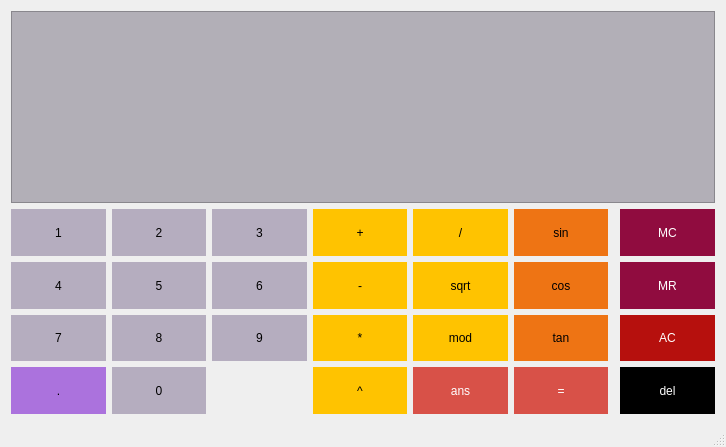
Above: kalkulator.ui from mufraswid/VCalculator before the change. Below: the same form after it.
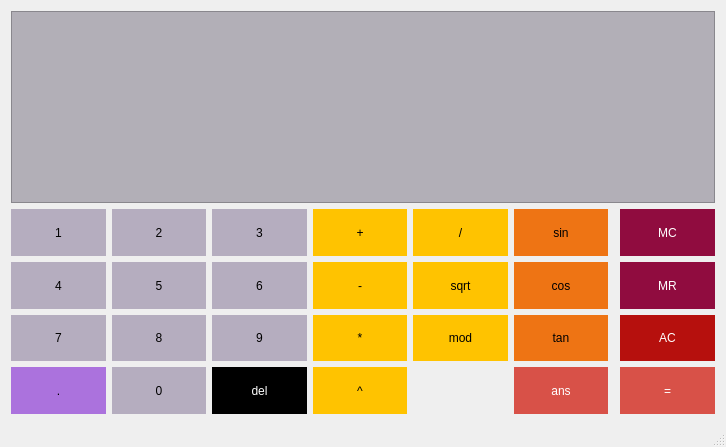
That is the form after the change.

```diff
--- a/kalkulator.ui
+++ b/kalkulator.ui
@@ -578,34 +578,6 @@
       </property>
      </widget>
     </item>
-    <item row="8" column="7">
-     <widget class="QPushButton" name="delbutton">
-      <property name="sizePolicy">
-       <sizepolicy hsizetype="Expanding" vsizetype="Expanding">
-        <horstretch>0</horstretch>
-        <verstretch>0</verstretch>
-       </sizepolicy>
-      </property>
-      <property name="styleSheet">
-       <string notr="true">QPushButton{
-	background-color:  #000000 ;
-	border: 1px #7d7884;
-	padding: 5px;
-	color: white; 
-}
-
-QPushButton:pressed{
-	background-color:   #ffffff ;
-	border: 1px #7d7884;
-	padding: 5px;
-	color: black;
-}</string>
-      </property>
-      <property name="text">
-       <string>del</string>
-      </property>
-     </widget>
-    </item>
     <item row="6" column="7">
      <widget class="QPushButton" name="acbutton">
       <property name="sizePolicy">
@@ -688,8 +660,8 @@
       </property>
      </widget>
     </item>
-    <item row="8" column="4">
-     <widget class="QPushButton" name="ansbutton">
+    <item row="8" column="2">
+     <widget class="QPushButton" name="delbutton">
       <property name="sizePolicy">
        <sizepolicy hsizetype="Expanding" vsizetype="Expanding">
         <horstretch>0</horstretch>
@@ -698,21 +670,21 @@
       </property>
       <property name="styleSheet">
        <string notr="true">QPushButton{
-	background-color:  #d85148  ;
+	background-color:  #000000 ;
 	border: 1px #7d7884;
 	padding: 5px;
-	color: white;
+	color: white; 
 }
 
 QPushButton:pressed{
-	background-color: #FF5733 ;
+	background-color:   #ffffff ;
 	border: 1px #7d7884;
 	padding: 5px;
-	color: yellow;
+	color: black;
 }</string>
       </property>
       <property name="text">
-       <string>ans</string>
+       <string>del</string>
       </property>
      </widget>
     </item>
@@ -743,7 +715,7 @@
       </property>
      </widget>
     </item>
-    <item row="8" column="5">
+    <item row="8" column="7">
      <widget class="QPushButton" name="eqbutton">
       <property name="sizePolicy">
        <sizepolicy hsizetype="Expanding" vsizetype="Expanding">
@@ -771,6 +743,34 @@
       </property>
      </widget>
     </item>
+    <item row="8" column="5">
+     <widget class="QPushButton" name="ansbutton">
+      <property name="sizePolicy">
+       <sizepolicy hsizetype="Expanding" vsizetype="Expanding">
+        <horstretch>0</horstretch>
+        <verstretch>0</verstretch>
+       </sizepolicy>
+      </property>
+      <property name="styleSheet">
+       <string notr="true">QPushButton{
+	background-color:  #d85148  ;
+	border: 1px #7d7884;
+	padding: 5px;
+	color: white;
+}
+
+QPushButton:pressed{
+	background-color: #FF5733 ;
+	border: 1px #7d7884;
+	padding: 5px;
+	color: yellow;
+}</string>
+      </property>
+      <property name="text">
+       <string>ans</string>
+      </property>
+     </widget>
+    </item>
    </layout>
   </widget>
   <widget class="QMenuBar" name="menuBar">
```
